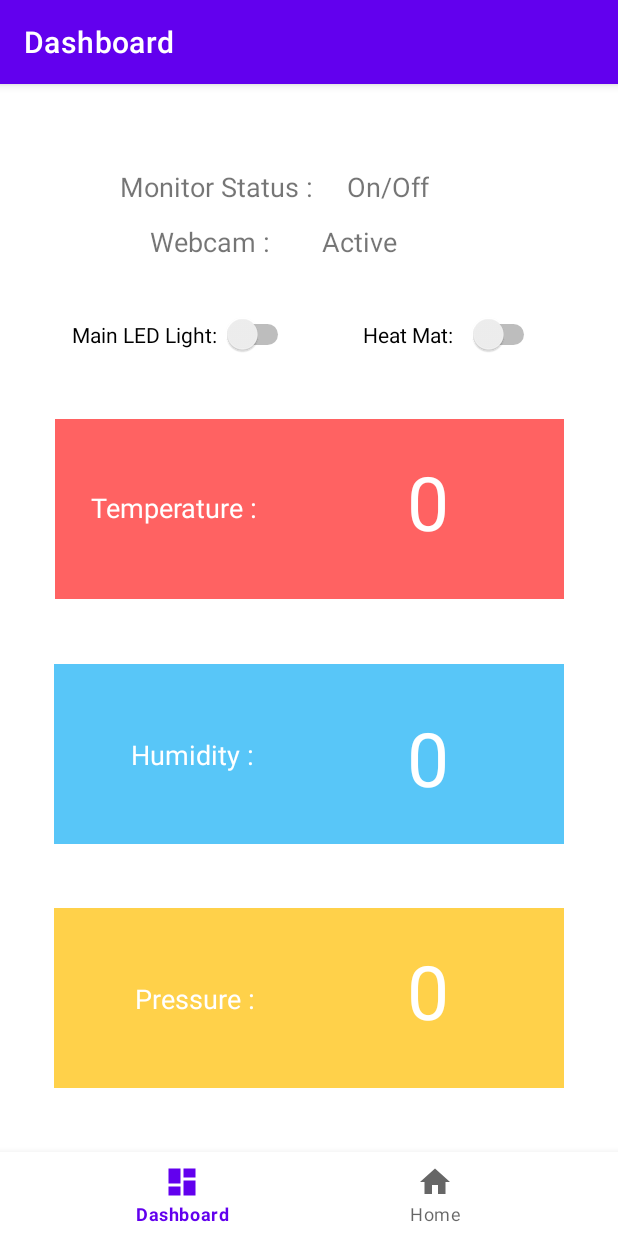
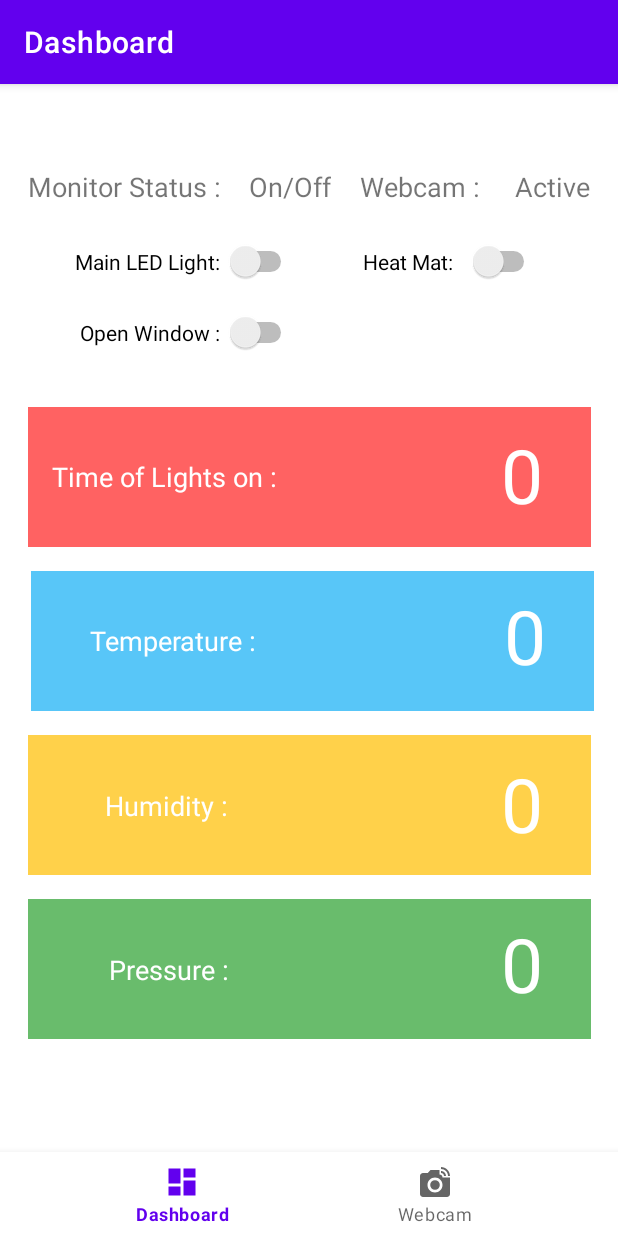
Before and after one commit to Jonathan-Roddy/TempGecko, an Android app: the screen it shows after launch (MainActivity), on a phone screen of 412 x 824 dp. Run offline under Robolectric (Android 15) with nearby library versions, the phone set to English and light mode, and no system bars; our stand-ins replace navigation-ui.

Commit message:
Updating Repo
Added more onto the Dashboard screen
Added VideoView on Webcam Screen
Updating code for Dashboard

```diff
--- a/TempGeckoApplication/app/src/main/java/com/mad/tempgecko/MainActivity.java
+++ b/TempGeckoApplication/app/src/main/java/com/mad/tempgecko/MainActivity.java
@@ -20,7 +20,7 @@ public class MainActivity extends AppCompatActivity {
         // Passing each menu ID as a set of Ids because each
         // menu should be considered as top level destinations.
         AppBarConfiguration appBarConfiguration = new AppBarConfiguration.Builder(
-                R.id.navigation_dashboard, R.id.navigation_home)
+                R.id.navigation_dashboard, R.id.navigation_webcam)
                 .build();
 
         NavController navController = Navigation.findNavController(this, R.id.nav_host_fragment);
--- a/TempGeckoApplication/app/src/main/java/com/mad/tempgecko/ui/dashboard/DashboardFragment.java
+++ b/TempGeckoApplication/app/src/main/java/com/mad/tempgecko/ui/dashboard/DashboardFragment.java
@@ -4,6 +4,7 @@ import android.os.Bundle;
 import android.view.LayoutInflater;
 import android.view.View;
 import android.view.ViewGroup;
+import android.widget.Switch;
 import android.widget.TextView;
 
 import androidx.annotation.NonNull;
@@ -16,6 +17,13 @@ import com.mad.tempgecko.R;
 
 public class DashboardFragment extends Fragment {
 
+    // Declaring variables
+    TextView tvMonitorStatus, tvWebcamStatus, tvLigthsNumber, tvTempNumber, tvHumidNumber, tvPressureNumber;
+    Switch sLED, sHeatMat, sWindow;
+    double legthOfLights = 0.0, temperature= 0.0, humidity= 0.0, pressure= 0.0;
+    boolean lightOn = false, heatMat= false, window= false;
+
+
     private DashboardViewModel dashboardViewModel;
 
     public View onCreateView(@NonNull LayoutInflater inflater,
@@ -23,14 +31,27 @@ public class DashboardFragment extends Fragment {
         dashboardViewModel = new ViewModelProvider(this).get(DashboardViewModel.class);
         View root = inflater.inflate(R.layout.fragment_dashboard, container, false);
 
-//        final TextView textView = root.findViewById(R.id.text_dashboard);
-//        dashboardViewModel.getText().observe(getViewLifecycleOwner(), new Observer<String>() {
-//            @Override
-//            public void onChanged(@Nullable String s) {
-//                textView.setText(s);
-//            }
-//        });
+        // Setting Variables
+        tvMonitorStatus = (TextView) root.findViewById(R.id.tvMonitorStatus);
+        tvWebcamStatus = (TextView) root.findViewById(R.id.tvWebcamStatus);
+        tvLigthsNumber = (TextView) root.findViewById(R.id.tvLigthsNumber);
+        tvTempNumber = (TextView) root.findViewById(R.id.tvTempNumber);
+        tvHumidNumber = (TextView) root.findViewById(R.id.tvHumidNumber);
+        tvPressureNumber = (TextView) root.findViewById(R.id.tvPressureNumber);
+
+        sLED = (Switch) root.findViewById(R.id.sLED);
+        sHeatMat = (Switch) root.findViewById(R.id.sHeatMat);
+        sWindow = (Switch) root.findViewById(R.id.sWindow);
+
+        fetchFirebaseStats();
+
 
         return root;
     }
+
+    private void fetchFirebaseStats() {
+
+    }
+
+
 }
--- a/TempGeckoApplication/app/src/main/java/com/mad/tempgecko/ui/home/HomeFragment.java
+++ b/TempGeckoApplication/app/src/main/java/com/mad/tempgecko/ui/webcam/WebcamFragment.java
@@ -1,30 +1,27 @@
-package com.mad.tempgecko.ui.home;
+package com.mad.tempgecko.ui.webcam;
 
 import android.os.Bundle;
 import android.view.LayoutInflater;
 import android.view.View;
 import android.view.ViewGroup;
-import android.widget.TextView;
 
 import androidx.annotation.NonNull;
-import androidx.annotation.Nullable;
 import androidx.fragment.app.Fragment;
-import androidx.lifecycle.Observer;
 import androidx.lifecycle.ViewModelProvider;
 
 import com.mad.tempgecko.R;
 
-public class HomeFragment extends Fragment {
+public class WebcamFragment extends Fragment {
 
-    private HomeViewModel homeViewModel;
+    private WebcamViewModel webcamViewModel;
 
     public View onCreateView(@NonNull LayoutInflater inflater,
                              ViewGroup container, Bundle savedInstanceState) {
-        homeViewModel = new ViewModelProvider(this).get(HomeViewModel.class);
-        View root = inflater.inflate(R.layout.fragment_home, container, false);
+        webcamViewModel = new ViewModelProvider(this).get(WebcamViewModel.class);
+        View root = inflater.inflate(R.layout.fragment_webcam, container, false);
 
 //        final TextView textView = root.findViewById(R.id.text_home);
-//        homeViewModel.getText().observe(getViewLifecycleOwner(), new Observer<String>() {
+//        webcamViewModel.getText().observe(getViewLifecycleOwner(), new Observer<String>() {
 //            @Override
 //            public void onChanged(@Nullable String s) {
 //                textView.setText(s);
--- a/TempGeckoApplication/app/src/main/java/com/mad/tempgecko/ui/home/HomeViewModel.java
+++ b/TempGeckoApplication/app/src/main/java/com/mad/tempgecko/ui/webcam/WebcamViewModel.java
@@ -1,14 +1,14 @@
-package com.mad.tempgecko.ui.home;
+package com.mad.tempgecko.ui.webcam;
 
 import androidx.lifecycle.LiveData;
 import androidx.lifecycle.MutableLiveData;
 import androidx.lifecycle.ViewModel;
 
-public class HomeViewModel extends ViewModel {
+public class WebcamViewModel extends ViewModel {
 
     private MutableLiveData<String> mText;
 
-    public HomeViewModel() {
+    public WebcamViewModel() {
         mText = new MutableLiveData<>();
         mText.setValue("This is home fragment");
     }
--- /dev/null
+++ b/TempGeckoApplication/app/src/main/res/drawable/ic_baseline_linked_camera_24.xml
@@ -0,0 +1,16 @@
+<vector xmlns:android="http://schemas.android.com/apk/res/android"
+    android:width="24dp"
+    android:height="24dp"
+    android:viewportWidth="24"
+    android:viewportHeight="24"
+    android:tint="?attr/colorControlNormal">
+  <path
+      android:fillColor="@android:color/white"
+      android:pathData="M12,14m-3.2,0a3.2,3.2 0,1 1,6.4 0a3.2,3.2 0,1 1,-6.4 0"/>
+  <path
+      android:fillColor="@android:color/white"
+      android:pathData="M16,3.33c2.58,0 4.67,2.09 4.67,4.67H22c0,-3.31 -2.69,-6 -6,-6v1.33M16,6c1.11,0 2,0.89 2,2h1.33c0,-1.84 -1.49,-3.33 -3.33,-3.33V6"/>
+  <path
+      android:fillColor="@android:color/white"
+      android:pathData="M17,9c0,-1.11 -0.89,-2 -2,-2L15,4L9,4L7.17,6L4,6c-1.1,0 -2,0.9 -2,2v12c0,1.1 0.9,2 2,2h16c1.1,0 2,-0.9 2,-2L22,9h-5zM12,19c-2.76,0 -5,-2.24 -5,-5s2.24,-5 5,-5 5,2.24 5,5 -2.24,5 -5,5z"/>
+</vector>
--- a/TempGeckoApplication/app/src/main/res/layout/fragment_dashboard.xml
+++ b/TempGeckoApplication/app/src/main/res/layout/fragment_dashboard.xml
@@ -7,85 +7,129 @@
     tools:context=".ui.dashboard.DashboardFragment">
 
     <Switch
-        android:id="@+id/switch1"
+        android:id="@+id/sLED"
         android:layout_width="wrap_content"
         android:layout_height="wrap_content"
-        android:layout_marginTop="36dp"
+        android:layout_marginTop="24dp"
         android:text="Main LED Light: "
-        app:layout_constraintEnd_toStartOf="@+id/switch2"
-        app:layout_constraintHorizontal_bias="0.514"
+        app:layout_constraintEnd_toStartOf="@+id/sHeatMat"
+        app:layout_constraintHorizontal_bias="0.531"
         app:layout_constraintStart_toStartOf="parent"
-        app:layout_constraintTop_toBottomOf="@+id/textView9" />
+        app:layout_constraintTop_toBottomOf="@+id/tvMonitor" />
 
     <Switch
-        android:id="@+id/switch2"
+        android:id="@+id/sWindow"
+        android:layout_width="wrap_content"
+        android:layout_height="wrap_content"
+        android:layout_marginTop="20dp"
+        android:text="Open Window : "
+        app:layout_constraintEnd_toStartOf="@+id/sHeatMat"
+        app:layout_constraintHorizontal_bias="0.551"
+        app:layout_constraintStart_toStartOf="parent"
+        app:layout_constraintTop_toBottomOf="@+id/sLED" />
+
+    <Switch
+        android:id="@+id/sHeatMat"
         android:layout_width="118dp"
         android:layout_height="25dp"
-        android:layout_marginTop="36dp"
+        android:layout_marginTop="24dp"
         android:layout_marginEnd="52dp"
         android:text="Heat Mat: "
         app:layout_constraintEnd_toEndOf="parent"
-        app:layout_constraintTop_toBottomOf="@+id/textView10" />
+        app:layout_constraintTop_toBottomOf="@+id/tvWebcam" />
 
     <TextView
-        android:id="@+id/textView7"
+        android:id="@+id/tvMonitor"
         android:layout_width="wrap_content"
         android:layout_height="0dp"
-        android:layout_marginStart="80dp"
         android:text="Monitor Status :"
         android:textSize="18sp"
+        app:layout_constraintEnd_toStartOf="@+id/tvMonitorStatus"
+        app:layout_constraintHorizontal_bias="0.5"
         app:layout_constraintStart_toStartOf="parent"
         app:layout_constraintTop_toTopOf="parent" />
 
     <TextView
-        android:id="@+id/textView8"
+        android:id="@+id/tvWebcam"
+        android:layout_width="wrap_content"
+        android:layout_height="wrap_content"
+        android:text="Webcam : "
+        android:textSize="18sp"
+        app:layout_constraintEnd_toStartOf="@+id/tvWebcamStatus"
+        app:layout_constraintHorizontal_bias="0.5"
+        app:layout_constraintStart_toEndOf="@+id/tvMonitorStatus"
+        app:layout_constraintTop_toTopOf="parent" />
+
+    <TextView
+        android:id="@+id/tvWebcamStatus"
+        android:layout_width="wrap_content"
+        android:layout_height="wrap_content"
+        android:text="Active"
+        android:textSize="18sp"
+        app:layout_constraintEnd_toEndOf="parent"
+        app:layout_constraintHorizontal_bias="0.5"
+        app:layout_constraintStart_toEndOf="@+id/tvWebcam"
+        app:layout_constraintTop_toTopOf="parent" />
+
+    <TextView
+        android:id="@+id/tvMonitorStatus"
         android:layout_width="wrap_content"
         android:layout_height="wrap_content"
         android:text="On/Off"
         android:textSize="18sp"
-        app:layout_constraintBaseline_toBaselineOf="@+id/textView7"
-        app:layout_constraintEnd_toEndOf="parent"
-        app:layout_constraintHorizontal_bias="0.153"
-        app:layout_constraintStart_toEndOf="@+id/textView7" />
-
-    <TextView
-        android:id="@+id/textView10"
-        android:layout_width="wrap_content"
-        android:layout_height="wrap_content"
-        android:text="Active"
-        android:textSize="18sp"
-        app:layout_constraintBaseline_toBaselineOf="@+id/textView9"
-        app:layout_constraintEnd_toEndOf="parent"
-        app:layout_constraintHorizontal_bias="0.168"
-        app:layout_constraintStart_toEndOf="@+id/textView9" />
-
-    <TextView
-        android:id="@+id/textView9"
-        android:layout_width="wrap_content"
-        android:layout_height="wrap_content"
-        android:layout_marginStart="100dp"
-        android:layout_marginTop="12dp"
-        android:text="Webcam : "
-        android:textSize="18sp"
-        app:layout_constraintStart_toStartOf="parent"
-        app:layout_constraintTop_toBottomOf="@+id/textView7" />
+        app:layout_constraintEnd_toStartOf="@+id/tvWebcam"
+        app:layout_constraintHorizontal_bias="0.5"
+        app:layout_constraintStart_toEndOf="@+id/tvMonitor"
+        app:layout_constraintTop_toTopOf="parent" />
 
     <View
         android:id="@+id/vTemp"
-        android:layout_width="339dp"
-        android:layout_height="120dp"
+        android:layout_width="375dp"
+        android:layout_height="93dp"
+        android:layout_marginTop="16dp"
+        android:background="#A803A9F4"
+        app:layout_constraintEnd_toEndOf="parent"
+        app:layout_constraintHorizontal_bias="0.555"
+        app:layout_constraintStart_toStartOf="parent"
+        app:layout_constraintTop_toBottomOf="@+id/vLights" />
+
+    <View
+        android:id="@+id/vLights"
+        android:layout_width="375dp"
+        android:layout_height="93dp"
+        android:layout_marginTop="36dp"
         android:background="#FF6262"
-        app:layout_constraintBottom_toTopOf="@+id/vHumid"
         app:layout_constraintEnd_toEndOf="parent"
-        app:layout_constraintHorizontal_bias="0.5"
         app:layout_constraintStart_toStartOf="parent"
-        app:layout_constraintTop_toBottomOf="@+id/switch1" />
+        app:layout_constraintTop_toBottomOf="@+id/sWindow" />
+
+    <View
+        android:id="@+id/vHumid"
+        android:layout_width="375dp"
+        android:layout_height="93dp"
+        android:layout_marginTop="16dp"
+        android:background="#BAFFC107"
+        app:layout_constraintEnd_toEndOf="parent"
+        app:layout_constraintStart_toStartOf="parent"
+        app:layout_constraintTop_toBottomOf="@+id/vTemp" />
+
+    <View
+        android:id="@+id/vPress"
+        android:layout_width="375dp"
+        android:layout_height="93dp"
+        android:layout_marginTop="16dp"
+        android:background="#D54CAF50"
+        app:layout_constraintBottom_toBottomOf="parent"
+        app:layout_constraintEnd_toEndOf="parent"
+        app:layout_constraintStart_toStartOf="parent"
+        app:layout_constraintTop_toBottomOf="@+id/vHumid"
+        app:layout_constraintVertical_bias="0.0" />
 
     <TextView
-        android:id="@+id/textView4"
-        android:layout_width="141dp"
+        android:id="@+id/tvTempNumber"
+        android:layout_width="wrap_content"
         android:layout_height="74dp"
-        android:layout_marginEnd="20dp"
+        android:layout_marginEnd="32dp"
         android:text="0"
         android:textAlignment="center"
         android:textColor="@color/white"
@@ -96,7 +140,21 @@
         app:layout_constraintVertical_bias="0.466" />
 
     <TextView
-        android:id="@+id/textView"
+        android:id="@+id/tvLigthsNumber"
+        android:layout_width="wrap_content"
+        android:layout_height="74dp"
+        android:layout_marginEnd="32dp"
+        android:text="0"
+        android:textAlignment="center"
+        android:textColor="@color/white"
+        android:textSize="50sp"
+        app:layout_constraintBottom_toBottomOf="@+id/vLights"
+        app:layout_constraintEnd_toEndOf="@+id/vLights"
+        app:layout_constraintTop_toTopOf="@+id/vLights"
+        app:layout_constraintVertical_bias="0.578" />
+
+    <TextView
+        android:id="@+id/tvTemp"
         android:layout_width="126dp"
         android:layout_height="24dp"
         android:layout_marginStart="8dp"
@@ -105,25 +163,30 @@
         android:textColor="@color/white"
         android:textSize="18sp"
         app:layout_constraintBottom_toBottomOf="@+id/vTemp"
-        app:layout_constraintEnd_toStartOf="@+id/textView4"
+        app:layout_constraintEnd_toStartOf="@+id/tvTempNumber"
         app:layout_constraintHorizontal_bias="0.111"
         app:layout_constraintStart_toStartOf="@+id/vTemp"
         app:layout_constraintTop_toTopOf="@+id/vTemp"
         app:layout_constraintVertical_bias="0.487" />
 
-    <View
-        android:id="@+id/vHumid"
-        android:layout_width="340dp"
-        android:layout_height="120dp"
-        android:background="#A803A9F4"
-        app:layout_constraintBottom_toTopOf="@+id/vPress"
-        app:layout_constraintEnd_toEndOf="parent"
-        app:layout_constraintHorizontal_bias="0.5"
-        app:layout_constraintStart_toStartOf="parent"
-        app:layout_constraintTop_toBottomOf="@+id/vTemp" />
+    <TextView
+        android:id="@+id/tvLightsOn"
+        android:layout_width="wrap_content"
+        android:layout_height="24dp"
+        android:layout_marginStart="16dp"
+        android:text="Time of Lights on :"
+        android:textAlignment="viewEnd"
+        android:textColor="@color/white"
+        android:textSize="18sp"
+        app:layout_constraintBottom_toBottomOf="@+id/vLights"
+        app:layout_constraintEnd_toStartOf="@+id/tvLigthsNumber"
+        app:layout_constraintHorizontal_bias="0.0"
+        app:layout_constraintStart_toStartOf="@+id/vLights"
+        app:layout_constraintTop_toTopOf="@+id/vLights"
+        app:layout_constraintVertical_bias="0.492" />
 
     <TextView
-        android:id="@+id/textView13"
+        android:id="@+id/tvHumid"
         android:layout_width="126dp"
         android:layout_height="24dp"
         android:layout_marginStart="12dp"
@@ -136,10 +199,10 @@
         app:layout_constraintTop_toTopOf="@+id/vHumid" />
 
     <TextView
-        android:id="@+id/textView15"
-        android:layout_width="141dp"
+        android:id="@+id/tvHumidNumber"
+        android:layout_width="wrap_content"
         android:layout_height="74dp"
-        android:layout_marginEnd="20dp"
+        android:layout_marginEnd="32dp"
         android:text="0"
         android:textAlignment="center"
         android:textColor="@color/white"
@@ -147,24 +210,12 @@
         app:layout_constraintBottom_toBottomOf="@+id/vHumid"
         app:layout_constraintEnd_toEndOf="@+id/vHumid"
         app:layout_constraintHorizontal_bias="1.0"
-        app:layout_constraintStart_toEndOf="@+id/textView13"
+        app:layout_constraintStart_toEndOf="@+id/tvHumid"
         app:layout_constraintTop_toTopOf="@+id/vHumid"
         app:layout_constraintVertical_bias="0.633" />
 
-    <View
-        android:id="@+id/vPress"
-        android:layout_width="340dp"
-        android:layout_height="120dp"
-        android:layout_marginBottom="56dp"
-        android:background="#BAFFC107"
-        app:layout_constraintBottom_toBottomOf="parent"
-        app:layout_constraintEnd_toEndOf="parent"
-        app:layout_constraintHorizontal_bias="0.5"
-        app:layout_constraintStart_toStartOf="parent"
-        app:layout_constraintTop_toBottomOf="@+id/vHumid" />
-
     <TextView
-        android:id="@+id/textView14"
+        android:id="@+id/tvPressure"
         android:layout_width="126dp"
         android:layout_height="24dp"
         android:layout_marginStart="12dp"
@@ -177,10 +228,10 @@
         app:layout_constraintTop_toTopOf="@+id/vPress" />
 
     <TextView
-        android:id="@+id/textView16"
-        android:layout_width="141dp"
+        android:id="@+id/tvPressureNumber"
+        android:layout_width="wrap_content"
         android:layout_height="74dp"
-        android:layout_marginEnd="20dp"
+        android:layout_marginEnd="32dp"
         android:text="0"
         android:textAlignment="center"
         android:textColor="@color/white"
@@ -188,7 +239,7 @@
         app:layout_constraintBottom_toBottomOf="@+id/vPress"
         app:layout_constraintEnd_toEndOf="@+id/vPress"
         app:layout_constraintHorizontal_bias="1.0"
-        app:layout_constraintStart_toEndOf="@+id/textView14"
+        app:layout_constraintStart_toEndOf="@+id/tvPressure"
         app:layout_constraintTop_toTopOf="@+id/vPress"
         app:layout_constraintVertical_bias="0.466" />
 
--- a/TempGeckoApplication/app/src/main/res/layout/fragment_home.xml
+++ /dev/null
@@ -1,22 +0,0 @@
-<?xml version="1.0" encoding="utf-8"?>
-<androidx.constraintlayout.widget.ConstraintLayout xmlns:android="http://schemas.android.com/apk/res/android"
-    xmlns:app="http://schemas.android.com/apk/res-auto"
-    xmlns:tools="http://schemas.android.com/tools"
-    android:layout_width="match_parent"
-    android:layout_height="match_parent"
-    tools:context=".ui.home.HomeFragment">
-
-    <TextView
-        android:id="@+id/text_home"
-        android:layout_width="match_parent"
-        android:layout_height="wrap_content"
-        android:layout_marginStart="8dp"
-        android:layout_marginTop="8dp"
-        android:layout_marginEnd="8dp"
-        android:textAlignment="center"
-        android:textSize="20sp"
-        app:layout_constraintBottom_toBottomOf="parent"
-        app:layout_constraintEnd_toEndOf="parent"
-        app:layout_constraintStart_toStartOf="parent"
-        app:layout_constraintTop_toTopOf="parent" />
-</androidx.constraintlayout.widget.ConstraintLayout>
--- /dev/null
+++ b/TempGeckoApplication/app/src/main/res/layout/fragment_webcam.xml
@@ -0,0 +1,15 @@
+<?xml version="1.0" encoding="utf-8"?>
+<androidx.constraintlayout.widget.ConstraintLayout xmlns:android="http://schemas.android.com/apk/res/android"
+    xmlns:app="http://schemas.android.com/apk/res-auto"
+    xmlns:tools="http://schemas.android.com/tools"
+    android:layout_width="match_parent"
+    android:layout_height="match_parent"
+    tools:context=".ui.webcam.WebcamFragment">
+
+    <VideoView
+        android:id="@+id/videoView"
+        android:layout_width="wrap_content"
+        android:layout_height="wrap_content"
+        tools:layout_editor_absoluteX="0dp"
+        tools:layout_editor_absoluteY="0dp" />
+</androidx.constraintlayout.widget.ConstraintLayout>
--- a/TempGeckoApplication/app/src/main/res/menu/bottom_nav_menu.xml
+++ b/TempGeckoApplication/app/src/main/res/menu/bottom_nav_menu.xml
@@ -6,8 +6,8 @@
         android:icon="@drawable/ic_dashboard_black_24dp"
         android:title="@string/title_dashboard" />
     <item
-        android:id="@+id/navigation_home"
-        android:icon="@drawable/ic_home_black_24dp"
-        android:title="@string/title_home" />
+        android:id="@+id/navigation_webcam"
+        android:icon="@drawable/ic_baseline_linked_camera_24"
+        android:title="@string/title_webcam" />
 
 </menu>
--- a/TempGeckoApplication/app/src/main/res/navigation/mobile_navigation.xml
+++ b/TempGeckoApplication/app/src/main/res/navigation/mobile_navigation.xml
@@ -6,10 +6,10 @@
     app:startDestination="@id/navigation_dashboard">
 
     <fragment
-        android:id="@+id/navigation_home"
-        android:name="com.mad.tempgecko.ui.home.HomeFragment"
-        android:label="@string/title_home"
-        tools:layout="@layout/fragment_home" />
+        android:id="@+id/navigation_webcam"
+        android:name="com.mad.tempgecko.ui.webcam.WebcamFragment"
+        android:label="@string/title_webcam"
+        tools:layout="@layout/fragment_webcam" />
 
     <fragment
         android:id="@+id/navigation_dashboard"
--- a/TempGeckoApplication/app/src/main/res/values/strings.xml
+++ b/TempGeckoApplication/app/src/main/res/values/strings.xml
@@ -3,4 +3,5 @@
     <string name="title_home">Home</string>
     <string name="title_dashboard">Dashboard</string>
     <string name="title_notifications">Notifications</string>
+    <string name="title_webcam">Webcam</string>
 </resources>
```
